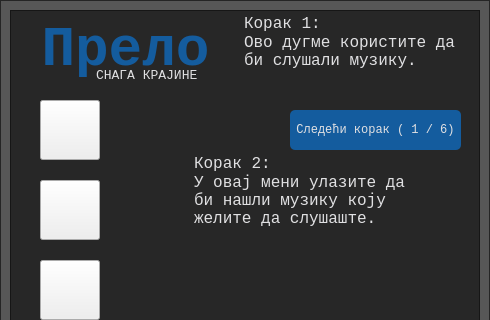
This is application/ui/ui_tutorial.ui in nikola-supic/prelo as Qt 5 draws it before an edit; both pictures show x 0 to 490 and y 0 to 320 of the 490 by 600 pixel window. The edited form follows.
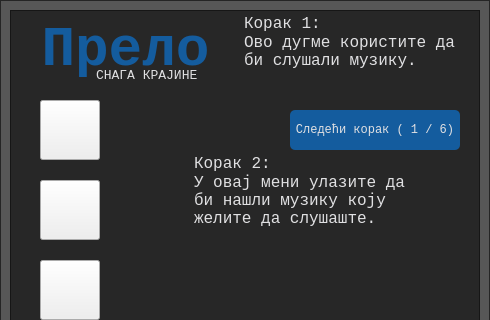
This is the edited form. Icons and pictures are not drawn.

Commit message: tutorial UI (moved next step button)

What changed in the file:
```diff
--- a/application/ui/ui_tutorial.ui
+++ b/application/ui/ui_tutorial.ui
@@ -277,7 +277,7 @@
          <rect>
           <x>280</x>
           <y>100</y>
-          <width>171</width>
+          <width>170</width>
           <height>40</height>
          </rect>
         </property>
```
The commit also changes 1 other file.
